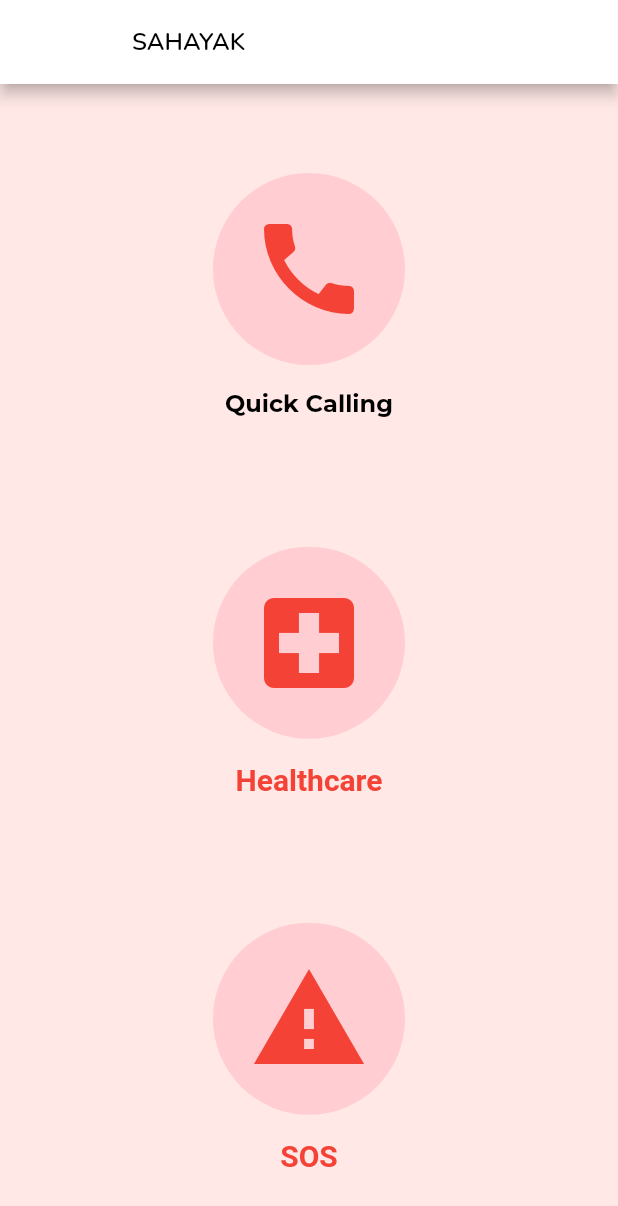
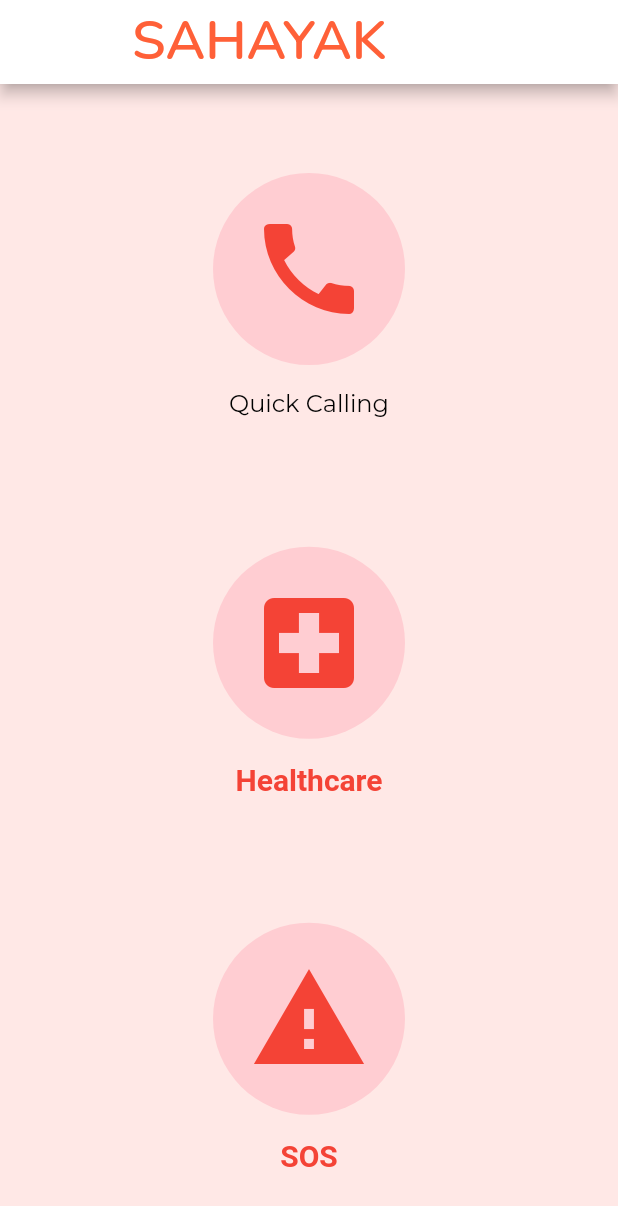
Before and after one commit to kritika601/Sahayak-DIS-Project, a Flutter app: the MainScreen screen opened directly, on a phone screen of 412 x 824 dp. Shown: the top 1206 px of the screen. Run offline on Flutter 3.47's test engine with Material 2 defaults, Android fonts, the phone set to English and light mode, and no system bars; our stand-ins replace flutter_local_notifications, shared_preferences; missing offline and left inert: flutter_sms; accounts and stored records are empty.

Commit message:
logo color

```diff
--- a/lib/main.dart
+++ b/lib/main.dart
@@ -260,8 +260,8 @@ class MainScreen extends StatelessWidget {
                   'SAHAYAK',
                   style: TextStyle(
                     fontFamily: 'Nunito',
-                    color: Colors.black,
-                    fontSize: 16,
+                    color: Color.fromRGBO(255, 96, 56, 1),
+                    fontSize: 36,
                     fontWeight: FontWeight.bold,
                   ),
                 ),
@@ -360,7 +360,7 @@ class MainScreen extends StatelessWidget {
                             style: TextStyle(
                               fontFamily: 'Montserrat',
                               fontSize: 16,
-                              fontWeight: FontWeight.bold,
+                              //fontWeight: FontWeight.bold,
                               color: Colors.black,
                             ),
                           ),
```
